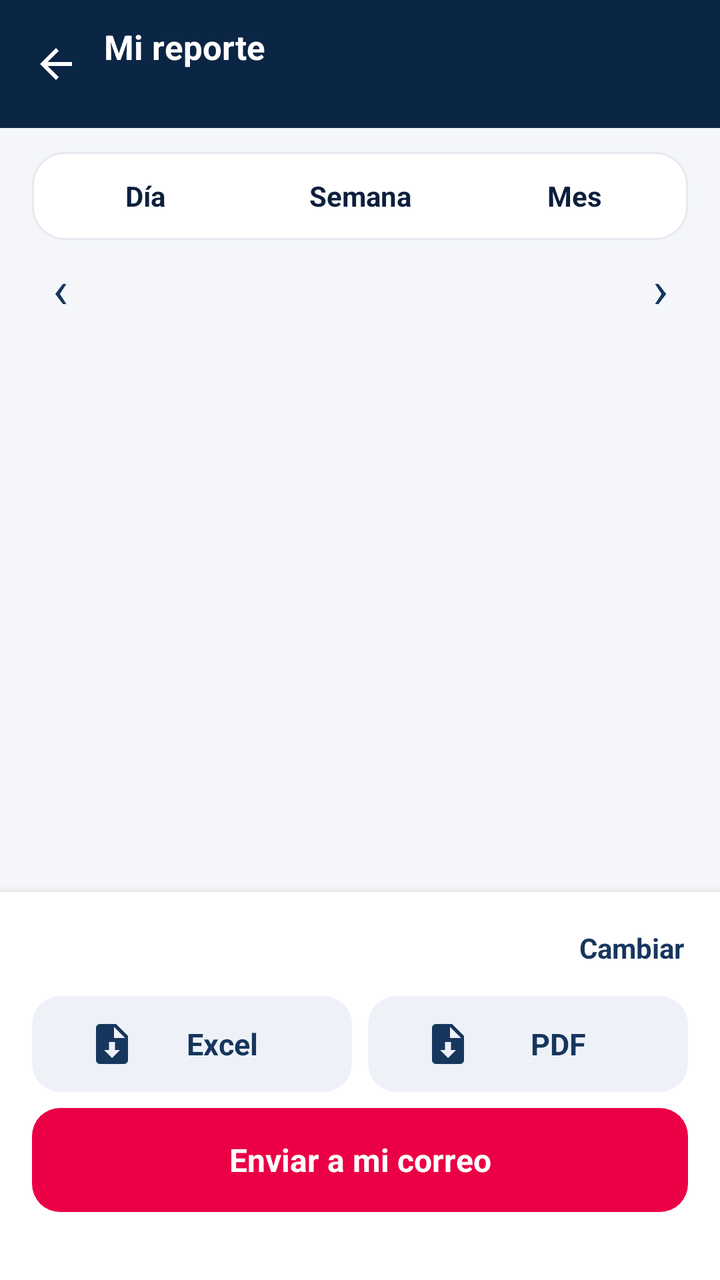
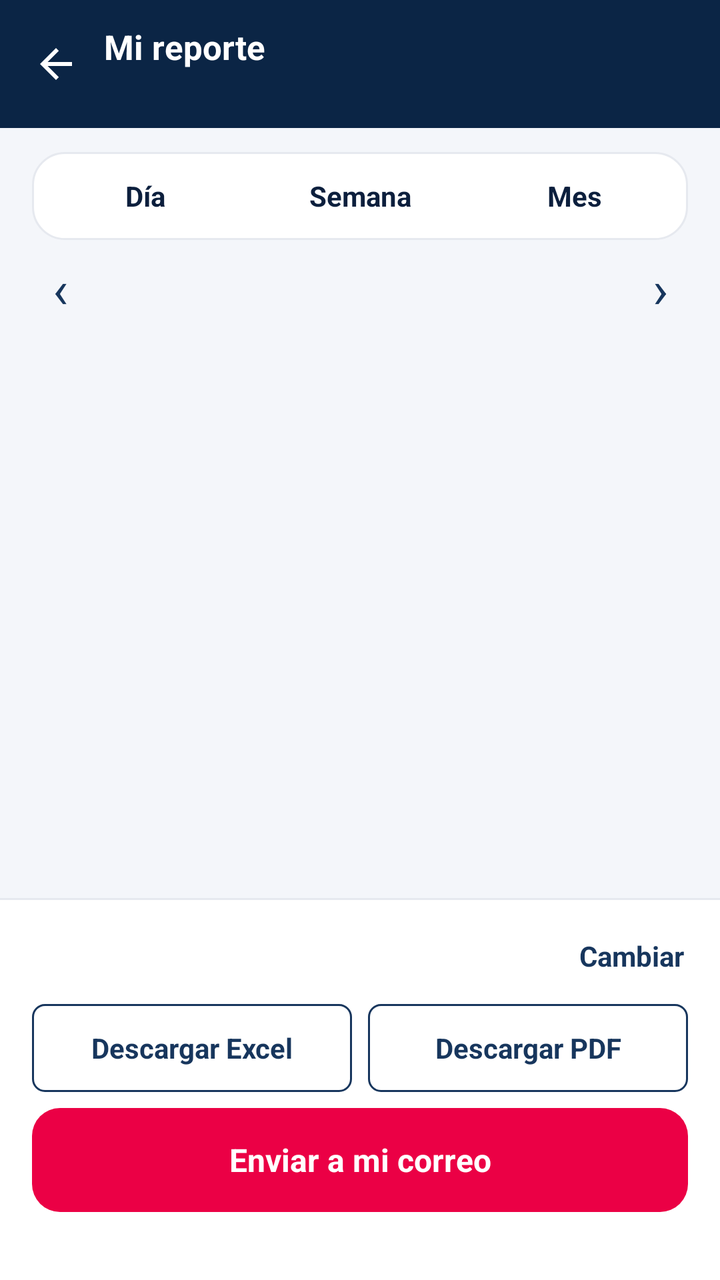

Screens rendered from an Android XML layout before and after an edit, with the pre-edit source and the edit as a unified diff.
<!-- AndroidManifest.xml: activity theme AppTheme -->
<!-- res/layout/activity_reporte.xml -->
<?xml version="1.0" encoding="utf-8"?>
<LinearLayout xmlns:android="http://schemas.android.com/apk/res/android"
    android:layout_width="match_parent"
    android:layout_height="match_parent"
    android:background="@color/canvas"
    android:orientation="vertical">

    <LinearLayout
        android:layout_width="match_parent"
        android:layout_height="64dp"
        android:background="@color/navy"
        android:gravity="center_vertical"
        android:orientation="horizontal"
        android:paddingStart="4dp"
        android:paddingEnd="12dp">

        <ImageButton
            android:id="@+id/rep_volver"
            android:layout_width="48dp"
            android:layout_height="48dp"
            android:background="?attr/selectableItemBackgroundBorderless"
            android:contentDescription="@string/journey_confirm_cancel"
            android:src="@drawable/ds_ic_back"
            android:tint="@color/white" />

        <LinearLayout
            android:layout_width="0dp"
            android:layout_height="wrap_content"
            android:layout_weight="1"
            android:orientation="vertical">

            <TextView
                android:layout_width="wrap_content"
                android:layout_height="wrap_content"
                android:text="@string/rep_titulo"
                android:textColor="@color/white"
                android:textSize="17sp"
                android:textStyle="bold" />

            <TextView
                android:id="@+id/rep_subtitulo"
                android:layout_width="wrap_content"
                android:layout_height="wrap_content"
                android:layout_marginTop="1dp"
                android:ellipsize="end"
                android:singleLine="true"
                android:textColor="#B3FFFFFF"
                android:textSize="12sp" />
        </LinearLayout>
    </LinearLayout>

    
    <LinearLayout
        android:layout_width="match_parent"
        android:layout_height="44dp"
        android:layout_marginStart="16dp"
        android:layout_marginTop="12dp"
        android:layout_marginEnd="16dp"
        android:background="@drawable/ds_surface"
        android:orientation="horizontal"
        android:padding="3dp">

        <TextView
            android:id="@+id/rep_dia"
            style="@style/RepSegmento"
            android:text="@string/rep_dia" />

        <TextView
            android:id="@+id/rep_semana"
            style="@style/RepSegmento"
            android:text="@string/rep_semana" />

        <TextView
            android:id="@+id/rep_mes"
            style="@style/RepSegmento"
            android:text="@string/rep_mes" />
    </LinearLayout>

    <LinearLayout
        android:layout_width="match_parent"
        android:layout_height="48dp"
        android:gravity="center_vertical"
        android:orientation="horizontal"
        android:paddingStart="8dp"
        android:paddingEnd="8dp">

        <TextView
            android:id="@+id/rep_anterior"
            android:layout_width="44dp"
            android:layout_height="44dp"
            android:background="?attr/selectableItemBackgroundBorderless"
            android:contentDescription="@string/rep_anterior_desc"
            android:gravity="center"
            android:text="‹"
            android:textColor="@color/navy_700"
            android:textSize="26sp" />

        <TextView
            android:id="@+id/rep_rango"
            android:layout_width="0dp"
            android:layout_height="wrap_content"
            android:layout_weight="1"
            android:gravity="center"
            android:textColor="@color/text_primary"
            android:textSize="15sp"
            android:textStyle="bold" />

        <TextView
            android:id="@+id/rep_siguiente"
            android:layout_width="44dp"
            android:layout_height="44dp"
            android:background="?attr/selectableItemBackgroundBorderless"
            android:contentDescription="@string/rep_siguiente_desc"
            android:gravity="center"
            android:text="›"
            android:textColor="@color/navy_700"
            android:textSize="26sp" />
    </LinearLayout>

    <ScrollView
        android:id="@+id/rep_scroll"
        android:layout_width="match_parent"
        android:layout_height="0dp"
        android:layout_weight="1"
        android:clipToPadding="false"
        android:paddingBottom="12dp"
        android:scrollbars="none">

        
        <LinearLayout
            android:id="@+id/rep_vista"
            android:layout_width="match_parent"
            android:layout_height="wrap_content"
            android:orientation="vertical" />
    </ScrollView>

    
    <LinearLayout
        android:layout_width="match_parent"
        android:layout_height="wrap_content"
        android:background="@color/surface"
        android:elevation="8dp"
        android:orientation="vertical"
        android:paddingStart="16dp"
        android:paddingTop="10dp"
        android:paddingEnd="16dp"
        android:paddingBottom="10dp">

        <LinearLayout
            android:id="@+id/rep_correo_fila"
            android:layout_width="match_parent"
            android:layout_height="wrap_content"
            android:gravity="center_vertical"
            android:minHeight="36dp"
            android:orientation="horizontal">

            <TextView
                android:id="@+id/rep_correo_texto"
                android:layout_width="0dp"
                android:layout_height="wrap_content"
                android:layout_weight="1"
                android:ellipsize="middle"
                android:singleLine="true"
                android:textColor="@color/text_secondary"
                android:textSize="13.5sp" />

            <TextView
                android:id="@+id/rep_correo_cambiar"
                android:layout_width="wrap_content"
                android:layout_height="36dp"
                android:gravity="center"
                android:paddingStart="12dp"
                android:paddingEnd="2dp"
                android:text="@string/rep_cambiar"
                android:textColor="@color/navy_700"
                android:textSize="14sp"
                android:textStyle="bold" />
        </LinearLayout>

        <LinearLayout
            android:id="@+id/rep_correo_editor"
            android:layout_width="match_parent"
            android:layout_height="wrap_content"
            android:layout_marginBottom="4dp"
            android:orientation="horizontal"
            android:visibility="gone">

            <EditText
                android:id="@+id/rep_correo_campo"
                android:layout_width="0dp"
                android:layout_height="48dp"
                android:layout_weight="1"
                android:autofillHints="emailAddress"
                android:background="@drawable/ds_field"
                android:hint="@string/rep_correo_hint"
                android:imeOptions="actionDone"
                android:importantForAutofill="yes"
                android:inputType="textEmailAddress"
                android:paddingStart="12dp"
                android:paddingEnd="12dp"
                android:textColor="@color/text_primary"
                android:textSize="15sp" />

            <TextView
                android:id="@+id/rep_correo_guardar"
                android:layout_width="wrap_content"
                android:layout_height="48dp"
                android:layout_marginStart="8dp"
                android:background="@drawable/ds_boton_marino"
                android:gravity="center"
                android:paddingStart="16dp"
                android:paddingEnd="16dp"
                android:text="@string/debug_save"
                android:textColor="@color/white"
                android:textSize="14sp"
                android:textStyle="bold" />
        </LinearLayout>

        <LinearLayout
            android:layout_width="match_parent"
            android:layout_height="48dp"
            android:layout_marginTop="6dp"
            android:orientation="horizontal">

            <TextView
                android:id="@+id/rep_excel"
                style="@style/RepDescarga"
                android:layout_marginEnd="8dp"
                android:text="@string/rep_excel" />

            <TextView
                android:id="@+id/rep_imagen"
                style="@style/RepDescarga"
                android:text="@string/rep_imagen" />
        </LinearLayout>

        <TextView
            android:id="@+id/rep_enviar"
            android:layout_width="match_parent"
            android:layout_height="52dp"
            android:layout_marginTop="8dp"
            android:background="@drawable/ds_button_primary"
            android:gravity="center"
            android:text="@string/rep_enviar"
            android:textColor="@color/white"
            android:textSize="16sp"
            android:textStyle="bold" />

        <TextView
            android:id="@+id/rep_estado"
            android:layout_width="match_parent"
            android:layout_height="wrap_content"
            android:layout_marginTop="6dp"
            android:gravity="center"
            android:minHeight="18dp"
            android:textColor="@color/text_secondary"
            android:textSize="13sp" />
    </LinearLayout>
</LinearLayout>
<!-- resources referenced by this layout -->
<resources>
  <color name="canvas">#F4F6FA</color>
  <color name="navy">#0B2545</color>
  <color name="navy_700">#17365D</color>
  <color name="surface">#FFFFFF</color>
  <color name="text_primary">#0C1F3D</color>
  <color name="text_secondary">#5B6576</color>
  <color name="white">#FFFFFF</color>
  <!-- drawable ds_ic_back (drawable) -->
  <?xml version="1.0" encoding="utf-8"?>
  <vector xmlns:android="http://schemas.android.com/apk/res/android"
      android:width="24dp" android:height="24dp" android:viewportWidth="24" android:viewportHeight="24"
      android:tint="@color/text_primary">
      <path android:fillColor="@android:color/white" android:pathData="M20,11H7.83l5.59,-5.59L12,4l-8,8 8,8 1.41,-1.41L7.83,13H20v-2z" />
  </vector>
  <!-- drawable ds_surface (drawable) -->
  <?xml version="1.0" encoding="utf-8"?>
  <shape xmlns:android="http://schemas.android.com/apk/res/android" android:shape="rectangle">
      <solid android:color="@color/surface" />
      <stroke android:width="1dp" android:color="@color/line" />
      <corners android:radius="16dp" />
  </shape>
  <string name="debug_save">Guardar</string>
  <string name="journey_confirm_cancel">Cancelar</string>
  <string name="rep_anterior_desc">Período anterior</string>
  <string name="rep_cambiar">Cambiar</string>
  <string name="rep_correo_hint">nombre@empresa.com</string>
  <string name="rep_dia">Día</string>
  <string name="rep_enviar">Enviar a mi correo</string>
  <string name="rep_excel">Excel</string>
  <string name="rep_imagen">PDF</string>
  <string name="rep_mes">Mes</string>
  <string name="rep_semana">Semana</string>
  <string name="rep_siguiente_desc">Período siguiente</string>
  <string name="rep_titulo">Mi reporte</string>
  <style name="RepDescarga">
          <item name="android:layout_width">0dp</item>
          <item name="android:layout_height">match_parent</item>
          <item name="android:layout_weight">1</item>
          <item name="android:background">@drawable/ds_sugerencia</item>
          <item name="android:drawableStart">@drawable/ds_ic_reporte</item>
          <item name="android:drawableTint">@color/navy_700</item>
          <item name="android:drawablePadding">6dp</item>
          <item name="android:gravity">center</item>
          <item name="android:paddingStart">28dp</item>
          <item name="android:paddingEnd">28dp</item>
          <item name="android:textColor">@color/navy_700</item>
          <item name="android:textSize">15sp</item>
          <item name="android:textStyle">bold</item>
      </style>
  <color name="primary_dark">#C4003B</color>
  <color name="primary">#EB0045</color>
  <color name="line">#E6E9EF</color>
  <!-- drawable ds_sugerencia (drawable) -->
  <?xml version="1.0" encoding="utf-8"?>
  <shape xmlns:android="http://schemas.android.com/apk/res/android" android:shape="rectangle">
      <solid android:color="@color/navy_soft" />
      <corners android:radius="14dp" />
  </shape>
  <!-- drawable ds_ic_reporte (drawable) -->
  <?xml version="1.0" encoding="utf-8"?>
  <vector xmlns:android="http://schemas.android.com/apk/res/android"
      android:width="24dp"
      android:height="24dp"
      android:viewportWidth="24"
      android:viewportHeight="24">
      <path
          android:fillColor="#FFFFFFFF"
          android:pathData="M14,2H6C4.9,2 4,2.9 4,4v16c0,1.1 0.9,2 2,2h12c1.1,0 2,-0.9 2,-2V8L14,2zM12,19l-4,-4h2.5v-4h3v4H16L12,19zM13,9V3.5L18.5,9H13z" />
  </vector>
  <color name="accent">#FF1464</color>
  <style name="AnimacionPantallas" parent="@android:style/Animation.Activity">
          <item name="android:activityOpenEnterAnimation">@anim/pantalla_entra</item>
          <item name="android:activityOpenExitAnimation">@anim/pantalla_cede</item>
          <item name="android:activityCloseEnterAnimation">@anim/pantalla_regresa</item>
          <item name="android:activityCloseExitAnimation">@anim/pantalla_sale</item>
      </style>
  <color name="navy_soft">#EEF2F8</color>
  <!-- unchanged entries left out for length: 6 -->
</resources>

<!-- the commit's change to res/layout/activity_reporte.xml (unified diff, before → after) -->
@@ -134,12 +134,16 @@
             android:orientation="vertical" />
     </ScrollView>
 
+    <View
+        android:layout_width="match_parent"
+        android:layout_height="1dp"
+        android:background="@color/line" />
+
     
     <LinearLayout
         android:layout_width="match_parent"
         android:layout_height="wrap_content"
         android:background="@color/surface"
-        android:elevation="8dp"
         android:orientation="vertical"
         android:paddingStart="16dp"
         android:paddingTop="10dp"
@@ -218,7 +222,7 @@
 
         <LinearLayout
             android:layout_width="match_parent"
-            android:layout_height="48dp"
+            android:layout_height="44dp"
             android:layout_marginTop="6dp"
             android:orientation="horizontal">
 
<!-- resource entries referenced after the edit -->
@@ -28,8 +28,8 @@
   <string name="rep_correo_hint">nombre@empresa.com</string>
   <string name="rep_dia">Día</string>
   <string name="rep_enviar">Enviar a mi correo</string>
-  <string name="rep_excel">Excel</string>
-  <string name="rep_imagen">PDF</string>
+  <string name="rep_excel">Descargar Excel</string>
+  <string name="rep_imagen">Descargar PDF</string>
   <string name="rep_mes">Mes</string>
   <string name="rep_semana">Semana</string>
   <string name="rep_siguiente_desc">Período siguiente</string>
@@ -38,37 +38,33 @@
           <item name="android:layout_width">0dp</item>
           <item name="android:layout_height">match_parent</item>
           <item name="android:layout_weight">1</item>
-          <item name="android:background">@drawable/ds_sugerencia</item>
-          <item name="android:drawableStart">@drawable/ds_ic_reporte</item>
-          <item name="android:drawableTint">@color/navy_700</item>
-          <item name="android:drawablePadding">6dp</item>
+          <item name="android:background">@drawable/rep_boton_borde</item>
           <item name="android:gravity">center</item>
-          <item name="android:paddingStart">28dp</item>
-          <item name="android:paddingEnd">28dp</item>
           <item name="android:textColor">@color/navy_700</item>
-          <item name="android:textSize">15sp</item>
+          <item name="android:textSize">14sp</item>
           <item name="android:textStyle">bold</item>
       </style>
   <color name="primary_dark">#C4003B</color>
   <color name="primary">#EB0045</color>
+  <!-- drawable rep_boton_borde (drawable) -->
+  <?xml version="1.0" encoding="utf-8"?>
+  <selector xmlns:android="http://schemas.android.com/apk/res/android">
+      <item android:state_pressed="true">
+          <shape android:shape="rectangle">
+              <solid android:color="@color/navy_soft" />
+              <stroke android:width="1dp" android:color="@color/navy_700" />
+              <corners android:radius="6dp" />
+          </shape>
+      </item>
+      <item>
+          <shape android:shape="rectangle">
+              <solid android:color="@color/surface" />
+              <stroke android:width="1dp" android:color="@color/navy_700" />
+              <corners android:radius="6dp" />
+          </shape>
+      </item>
+  </selector>
   <color name="line">#E6E9EF</color>
-  <!-- drawable ds_sugerencia (drawable) -->
-  <?xml version="1.0" encoding="utf-8"?>
-  <shape xmlns:android="http://schemas.android.com/apk/res/android" android:shape="rectangle">
-      <solid android:color="@color/navy_soft" />
-      <corners android:radius="14dp" />
-  </shape>
-  <!-- drawable ds_ic_reporte (drawable) -->
-  <?xml version="1.0" encoding="utf-8"?>
-  <vector xmlns:android="http://schemas.android.com/apk/res/android"
-      android:width="24dp"
-      android:height="24dp"
-      android:viewportWidth="24"
-      android:viewportHeight="24">
-      <path
-          android:fillColor="#FFFFFFFF"
-          android:pathData="M14,2H6C4.9,2 4,2.9 4,4v16c0,1.1 0.9,2 2,2h12c1.1,0 2,-0.9 2,-2V8L14,2zM12,19l-4,-4h2.5v-4h3v4H16L12,19zM13,9V3.5L18.5,9H13z" />
-  </vector>
   <color name="accent">#FF1464</color>
   <style name="AnimacionPantallas" parent="@android:style/Animation.Activity">
           <item name="android:activityOpenEnterAnimation">@anim/pantalla_entra</item>
